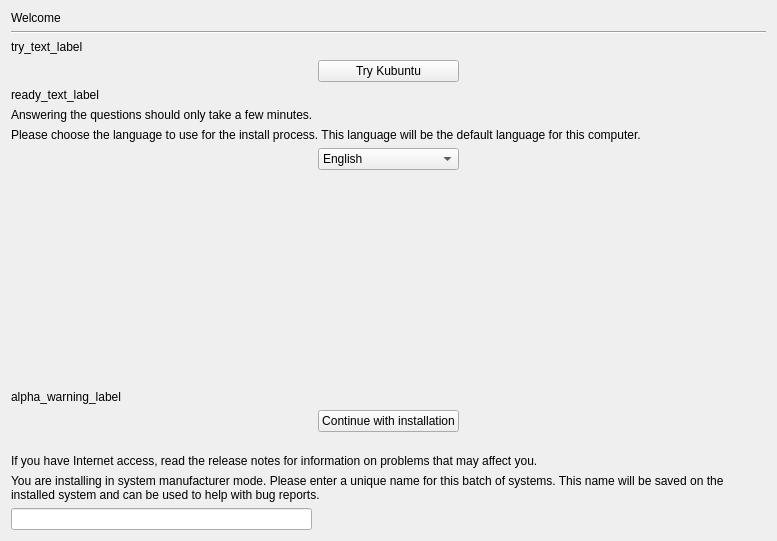
Before: the Qt Designer form gui/qt/stepLanguage.ui in linuxmint/ubiquity, drawn with Qt 5.
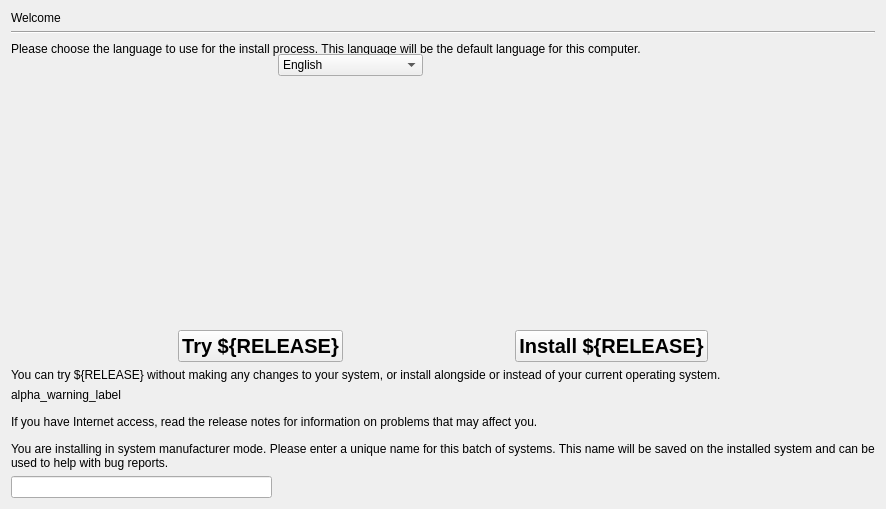
After: the same form once the commit is applied.

Commit message: Version 2.4.8 (Ubuntu 10.10 Maverick Merkaat - stable release)

```diff
--- a/gui/qt/stepLanguage.ui
+++ b/gui/qt/stepLanguage.ui
@@ -7,44 +7,44 @@
     <x>0</x>
     <y>0</y>
     <width>777</width>
-    <height>541</height>
+    <height>509</height>
    </rect>
   </property>
+  <property name="sizePolicy">
+   <sizepolicy hsizetype="Expanding" vsizetype="Expanding">
+    <horstretch>0</horstretch>
+    <verstretch>0</verstretch>
+   </sizepolicy>
+  </property>
   <property name="windowTitle">
    <string>Form</string>
   </property>
   <layout class="QGridLayout" name="gridLayout">
-   <item row="0" column="0" colspan="3">
+   <item row="0" column="0" colspan="2">
     <widget class="QLabel" name="welcome_heading_label">
      <property name="text">
       <string>Welcome</string>
      </property>
     </widget>
    </item>
-   <item row="1" column="0" colspan="3">
+   <item row="1" column="0" colspan="6">
     <widget class="Line" name="line_2">
      <property name="orientation">
       <enum>Qt::Horizontal</enum>
      </property>
     </widget>
    </item>
-   <item row="4" column="0" colspan="3">
-    <widget class="QLabel" name="ready_text_label">
-     <property name="sizePolicy">
-      <sizepolicy hsizetype="Preferred" vsizetype="Preferred">
-       <horstretch>0</horstretch>
-       <verstretch>0</verstretch>
-      </sizepolicy>
-     </property>
+   <item row="2" column="0" rowspan="2" colspan="6">
+    <widget class="QLabel" name="select_language_label">
      <property name="text">
-      <string>ready_text_label</string>
+      <string>Please choose the language to use for the install process. This language will be the default language for this computer.</string>
      </property>
      <property name="wordWrap">
       <bool>true</bool>
      </property>
     </widget>
    </item>
-   <item row="8" column="0">
+   <item row="4" column="0" colspan="2">
     <spacer name="horizontalSpacer_4">
      <property name="orientation">
       <enum>Qt::Horizontal</enum>
@@ -57,7 +57,7 @@
      </property>
     </spacer>
    </item>
-   <item row="8" column="1">
+   <item row="3" column="2" rowspan="2">
     <widget class="QComboBox" name="language_combobox">
      <property name="editable">
       <bool>false</bool>
@@ -84,7 +84,7 @@
      </item>
     </widget>
    </item>
-   <item row="8" column="2">
+   <item row="4" column="3" colspan="3">
     <spacer name="horizontalSpacer_3">
      <property name="orientation">
       <enum>Qt::Horizontal</enum>
@@ -97,7 +97,7 @@
      </property>
     </spacer>
    </item>
-   <item row="9" column="1">
+   <item row="5" column="2">
     <spacer name="verticalSpacer_11">
      <property name="orientation">
       <enum>Qt::Vertical</enum>
@@ -110,20 +110,154 @@
      </property>
     </spacer>
    </item>
-   <item row="14" column="0" colspan="3">
-    <widget class="QLabel" name="oem_id_label">
+   <item row="6" column="0" colspan="6">
+    <layout class="QHBoxLayout" name="horizontalLayout">
+     <item>
+      <spacer name="horizontalSpacer_6">
+       <property name="orientation">
+        <enum>Qt::Horizontal</enum>
+       </property>
+       <property name="sizeHint" stdset="0">
+        <size>
+         <width>100</width>
+         <height>20</height>
+        </size>
+       </property>
+      </spacer>
+     </item>
+     <item>
+      <layout class="QVBoxLayout" name="verticalLayout">
+       <item>
+        <widget class="QLabel" name="image1">
+         <property name="sizePolicy">
+          <sizepolicy hsizetype="Minimum" vsizetype="Minimum">
+           <horstretch>0</horstretch>
+           <verstretch>0</verstretch>
+          </sizepolicy>
+         </property>
+         <property name="text">
+          <string/>
+         </property>
+         <property name="alignment">
+          <set>Qt::AlignRight|Qt::AlignTrailing|Qt::AlignVCenter</set>
+         </property>
+         <property name="wordWrap">
+          <bool>false</bool>
+         </property>
+        </widget>
+       </item>
+       <item>
+        <widget class="QPushButton" name="try_ubuntu">
+         <property name="font">
+          <font>
+           <pointsize>15</pointsize>
+           <weight>75</weight>
+           <bold>true</bold>
+          </font>
+         </property>
+         <property name="text">
+          <string>Try ${RELEASE}</string>
+         </property>
+        </widget>
+       </item>
+      </layout>
+     </item>
+     <item>
+      <spacer name="horizontalSpacer_7">
+       <property name="orientation">
+        <enum>Qt::Horizontal</enum>
+       </property>
+       <property name="sizeHint" stdset="0">
+        <size>
+         <width>100</width>
+         <height>20</height>
+        </size>
+       </property>
+      </spacer>
+     </item>
+     <item>
+      <layout class="QVBoxLayout" name="verticalLayout_2">
+       <item>
+        <widget class="QLabel" name="image2">
+         <property name="sizePolicy">
+          <sizepolicy hsizetype="MinimumExpanding" vsizetype="MinimumExpanding">
+           <horstretch>2</horstretch>
+           <verstretch>2</verstretch>
+          </sizepolicy>
+         </property>
+         <property name="text">
+          <string/>
+         </property>
+         <property name="wordWrap">
+          <bool>true</bool>
+         </property>
+        </widget>
+       </item>
+       <item>
+        <widget class="QPushButton" name="install_ubuntu">
+         <property name="font">
+          <font>
+           <pointsize>15</pointsize>
+           <weight>75</weight>
+           <bold>true</bold>
+          </font>
+         </property>
+         <property name="text">
+          <string>Install ${RELEASE}</string>
+         </property>
+        </widget>
+       </item>
+      </layout>
+     </item>
+     <item>
+      <spacer name="horizontalSpacer_5">
+       <property name="orientation">
+        <enum>Qt::Horizontal</enum>
+       </property>
+       <property name="sizeHint" stdset="0">
+        <size>
+         <width>100</width>
+         <height>20</height>
+        </size>
+       </property>
+      </spacer>
+     </item>
+    </layout>
+   </item>
+   <item row="7" column="0" colspan="6">
+    <widget class="QLabel" name="try_install_text_label">
      <property name="text">
-      <string>You are installing in system manufacturer mode. Please enter a unique name for this batch of systems. This name will be saved on the installed system and can be used to help with bug reports.</string>
+      <string>You can try ${RELEASE} without making any changes to your system, or install alongside or instead of your current operating system.</string>
      </property>
      <property name="wordWrap">
       <bool>true</bool>
      </property>
     </widget>
    </item>
-   <item row="15" column="0">
-    <widget class="QLineEdit" name="oem_id_entry"/>
+   <item row="8" column="0">
+    <widget class="QLabel" name="alpha_warning_label">
+     <property name="text">
+      <string>alpha_warning_label</string>
+     </property>
+     <property name="wordWrap">
+      <bool>true</bool>
+     </property>
+    </widget>
    </item>
-   <item row="13" column="0" colspan="3">
+   <item row="8" column="1" colspan="5">
+    <spacer name="verticalSpacer_2">
+     <property name="orientation">
+      <enum>Qt::Vertical</enum>
+     </property>
+     <property name="sizeHint" stdset="0">
+      <size>
+       <width>748</width>
+       <height>0</height>
+      </size>
+     </property>
+    </spacer>
+   </item>
+   <item row="9" column="0" colspan="4">
     <widget class="QLabel" name="release_notes_label">
      <property name="text">
       <string>If you have Internet access, read the release notes for information on problems that may affect you.</string>
@@ -133,44 +267,7 @@
      </property>
     </widget>
    </item>
-   <item row="2" column="0" colspan="3">
-    <widget class="QLabel" name="try_text_label">
-     <property name="text">
-      <string>try_text_label</string>
-     </property>
-     <property name="wordWrap">
-      <bool>true</bool>
-     </property>
-    </widget>
-   </item>
-   <item row="3" column="1">
-    <widget class="QPushButton" name="try_ubuntu">
-     <property name="text">
-      <string>Try Kubuntu</string>
-     </property>
-    </widget>
-   </item>
-   <item row="5" column="0" colspan="3">
-    <widget class="QLabel" name="duration_text_label">
-     <property name="text">
-      <string>Answering the questions should only take a few minutes.</string>
-     </property>
-     <property name="wordWrap">
-      <bool>true</bool>
-     </property>
-    </widget>
-   </item>
-   <item row="7" column="0" colspan="3">
-    <widget class="QLabel" name="select_language_label">
-     <property name="text">
-      <string>Please choose the language to use for the install process. This language will be the default language for this computer.</string>
-     </property>
-     <property name="wordWrap">
-      <bool>true</bool>
-     </property>
-    </widget>
-   </item>
-   <item row="12" column="0" colspan="3">
+   <item row="9" column="4">
     <spacer name="verticalSpacer">
      <property name="orientation">
       <enum>Qt::Vertical</enum>
@@ -183,22 +280,18 @@
      </property>
     </spacer>
    </item>
-   <item row="10" column="0" colspan="3">
-    <widget class="QLabel" name="alpha_warning_label">
+   <item row="10" column="0" colspan="6">
+    <widget class="QLabel" name="oem_id_label">
      <property name="text">
-      <string>alpha_warning_label</string>
+      <string>You are installing in system manufacturer mode. Please enter a unique name for this batch of systems. This name will be saved on the installed system and can be used to help with bug reports.</string>
      </property>
      <property name="wordWrap">
       <bool>true</bool>
      </property>
     </widget>
    </item>
-   <item row="11" column="1">
-    <widget class="QPushButton" name="begin_install_button">
-     <property name="text">
-      <string>Continue with installation</string>
-     </property>
-    </widget>
+   <item row="11" column="0" colspan="2">
+    <widget class="QLineEdit" name="oem_id_entry"/>
    </item>
   </layout>
  </widget>
```
The commit also changes 1263 other files.
